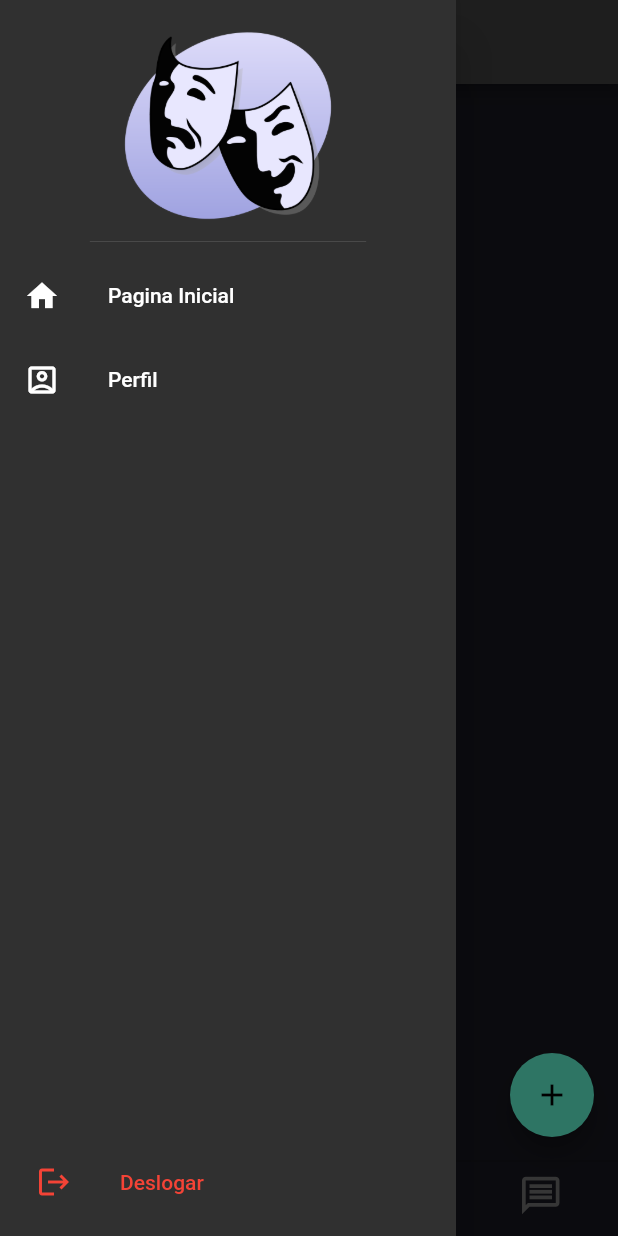
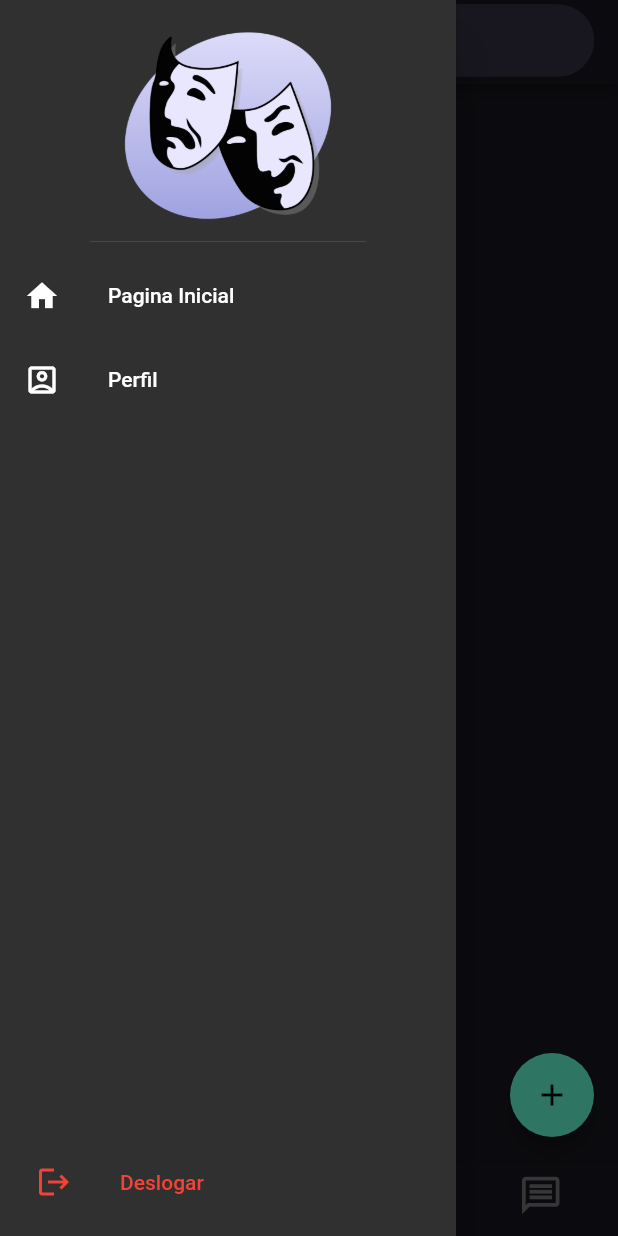
Before and after one commit to RockabZ/Lackstage, a Flutter app: the screen it shows once a user with an empty profile is signed in, item 2 of the bottom bar chosen, with the side drawer open, on a phone screen of 412 x 824 dp. Run offline on Flutter 3.47's test engine with Material 2 defaults, Android fonts, the phone set to English and light mode, and no system bars; our stand-ins replace carousel_slider, cloud_firestore, firebase_auth, firebase_core, flutter_svg, image_picker and 2 more; accounts and stored records are empty.

Commit message:
feat: adds search property

```diff
--- a/lib/Constants.dart
+++ b/lib/Constants.dart
@@ -1,9 +1,11 @@
 import 'package:flutter/material.dart';
 import 'package:lackstage/Pallete.dart';
 import 'package:lackstage/Services/Firebase/Auth.dart';
+import 'package:lackstage/ui/explore_view.dart';
 import 'package:lackstage/ui/post_list.dart';
 
 var myAppBar = AppBar(
+  backgroundColor: Pallete.backgroundColor,
   centerTitle: true,
   title: const Text('Tela inicial'),
 );
@@ -54,7 +56,7 @@ class AssetsConstants {
 
   static List<Widget> bottomTabBarPages = [
     const PostList(),
-    const Text('Search screen'),
+    const ExploreView(),
     const Text('Notification Screen'),
     const Text('Chat Screen'),
   ];
--- a/lib/Responsive/MobileHomePage.dart
+++ b/lib/Responsive/MobileHomePage.dart
@@ -23,7 +23,7 @@ class _HomePageState extends State<MobileHomePage> {
   @override
   Widget build(BuildContext context) {
     return Scaffold(
-      appBar: myAppBar,
+      appBar: _page == 0 ? myAppBar : null,
       drawer: myDrawer,
       body: IndexedStack(
           index: _page, children: AssetsConstants.bottomTabBarPages),
--- /dev/null
+++ b/lib/ui/explore_view.dart
@@ -0,0 +1,101 @@
+import 'package:flutter/material.dart';
+import 'package:lackstage/Pallete.dart';
+import 'package:lackstage/Services/Firebase/GetPosts.dart';
+import 'package:lackstage/ui/search_tile.dart';
+
+class ExploreView extends StatefulWidget {
+  const ExploreView({super.key});
+
+  @override
+  State<ExploreView> createState() => _ExploreViewState();
+}
+
+class _ExploreViewState extends State<ExploreView> {
+  final searchController = TextEditingController();
+  String pesquisa = '';
+  final GetPosts database = GetPosts();
+  final appBarTextFieldBorder = OutlineInputBorder(
+      borderRadius: BorderRadius.circular(50),
+      borderSide: const BorderSide(color: Pallete.borderColor));
+  void pesquisar(String nome) {
+    setState(() {
+      pesquisa = nome;
+    });
+  }
+
+  @override
+  Widget build(BuildContext context) {
+    return Scaffold(
+      appBar: AppBar(
+        backgroundColor: Pallete.backgroundColor,
+        title: SizedBox(
+          height: 50,
+          child: TextField(
+            onSubmitted: (value) {
+              pesquisar(value);
+            },
+            controller: searchController,
+            decoration: InputDecoration(
+              contentPadding: const EdgeInsets.all(10).copyWith(left: 20),
+              fillColor: Pallete.borderColor,
+              filled: true,
+              enabledBorder: appBarTextFieldBorder,
+              focusedBorder: appBarTextFieldBorder,
+              hintText: 'Pesquisar Posts',
+            ),
+          ),
+        ),
+      ),
+      body: Column(
+        children: [
+          pesquisa.isEmpty
+              ? const Center(
+                  child: Padding(
+                      padding: EdgeInsets.all(25),
+                      child: Text('Faça uma pesquisa')),
+                )
+              : StreamBuilder(
+                  stream: database.getPerfilsBySearch(searchController.text),
+                  builder: (context, snapshot) {
+                    //show loading circle
+                    if (snapshot.connectionState == ConnectionState.waiting) {
+                      return const Center(
+                        child: CircularProgressIndicator(),
+                      );
+                    }
+                    //get all perfi
+                    final perfis = snapshot.data!.docs;
+                    //no data
+                    if (snapshot.data == null || perfis.isEmpty) {
+                      return const Center(
+                        child: Padding(
+                          padding: EdgeInsets.all(25),
+                          child: Text('Nenhum perfil encontrado'),
+                        ),
+                      );
+                    }
+
+                    // return as a list
+                    return Expanded(
+                      child: ListView.builder(
+                        itemCount: perfis.length,
+                        itemBuilder: (context, index) {
+                          // get individual perfil
+                          final perfil = perfis[index];
+
+                          // get data from each perfil
+                          String user = perfil['nome'];
+
+                          // return as a list tile
+
+                          return SearchTile(nome: user);
+                        },
+                      ),
+                    );
+                  },
+                ),
+        ],
+      ),
+    );
+  }
+}
```
Also changed, not shown: lib/Services/Firebase/GetPosts.dart (+10 -0 lines), lib/ui/search_tile.dart (added, +31 -0 lines), lib/Pages/user_profile.dart (added).
